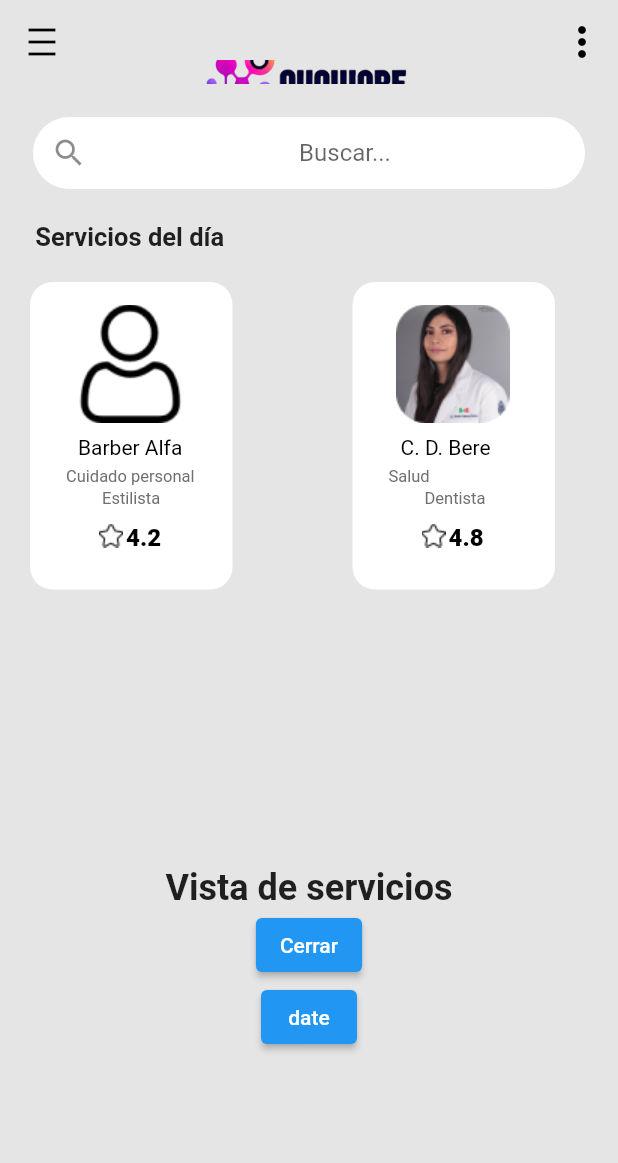
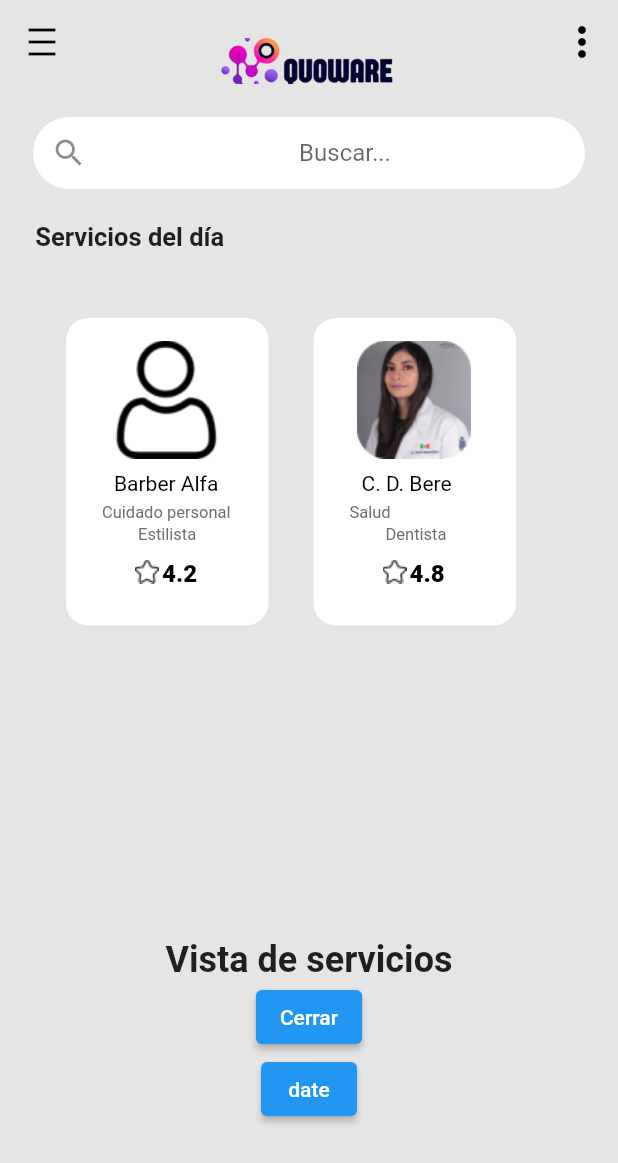
Before and after one commit to Francisco-Escobar99/proyecto_servicios, a Flutter app: the ViewMainCustomer screen opened directly, on a phone screen of 412 x 824 dp. Shown: the top 1163 px of the screen. Run offline on Flutter 3.47's test engine with Material 2 defaults, Android fonts, the phone set to English and light mode, and no system bars; our stand-ins replace cached_network_image, carousel_slider, hexcolor, image_picker; network calls fail; Roboto replaces fonts that are missing (Heebo, istok_web).

Commit message:
fix version 1.3

```diff
--- a/lib/features/authentication/pages/profile/Customer/app_barCustomer.dart
+++ b/lib/features/authentication/pages/profile/Customer/app_barCustomer.dart
@@ -60,9 +60,9 @@ class _CustomAppBarState extends State<CustomAppBar> {
       flexibleSpace: Align(
         alignment: Alignment.center,
         child: SizedBox(
-          width: 140,
+          width: 120,
           child: Padding(
-            padding: const EdgeInsets.only(top: 40),
+            padding: const EdgeInsets.only(top: 25),
             child: Image.asset(
               'assets/logoL.png',
               fit: BoxFit.cover,
--- a/lib/features/authentication/pages/profile/Customer/view_main_customer.dart
+++ b/lib/features/authentication/pages/profile/Customer/view_main_customer.dart
@@ -1,4 +1,5 @@
 import 'package:flutter/material.dart';
+import 'package:proyecto_movil/features/authentication/pages/profile/Provider_/business_view.dart';
 import 'app_barCustomer.dart';
 import '../../login/login_welcome.dart';
 import '../Customer/date.dart';
@@ -59,18 +60,20 @@ class ViewMainCustomer extends StatelessWidget {
             ),
           ),
           Padding(
-            padding: const EdgeInsets.all(20),
+            padding: const EdgeInsets.all(44),
             child: Row(
               children: [
-                buildServiceWidget(
+                buildServiceButton(
+                  context,
                   'User.png',
                   'Barber Alfa',
                   'Cuidado personal',
                   'Estilista',
                   '4.2',
                 ),
-                const SizedBox(width: 80),
-                buildServiceWidget(
+                const SizedBox(width: 30),
+                buildServiceButton(
+                  context,
                   'User2.png',
                   'C. D. Bere',
                   'Salud',
@@ -127,14 +130,23 @@ class ViewMainCustomer extends StatelessWidget {
     );
   }
 
-  Widget buildServiceWidget(
+  Widget buildServiceButton(
+    BuildContext context,
     String imageName,
     String title,
     String category,
     String role,
     String rating,
   ) {
-    return SizedBox(
+    return InkWell(
+      onTap: () {
+        // Navegar a la otra vista aquí
+        Navigator.push(
+          context,
+          MaterialPageRoute(builder: (context) => BusinessView()),
+        );
+      },
+      child: SizedBox(
         width: 135,
         height: 205,
         child: Stack(
@@ -239,6 +251,7 @@ class ViewMainCustomer extends StatelessWidget {
             ),
           ],
         ),
+      ),
     );
   }
 }
--- a/lib/features/authentication/pages/profile/Provider_/app_barProvider.dart
+++ b/lib/features/authentication/pages/profile/Provider_/app_barProvider.dart
@@ -60,9 +60,9 @@ class _provider_appbarState extends State<provider_appbar> {
       flexibleSpace: Align(
         alignment: Alignment.center,
         child: SizedBox(
-          width: 140,
+          width: 120,
           child: Padding(
-            padding: const EdgeInsets.only(top: 40),
+            padding: const EdgeInsets.only(top: 25),
             child: Image.asset(
               'assets/logoL.png',
               fit: BoxFit.cover,
--- a/pubspec.yaml
+++ b/pubspec.yaml
@@ -39,6 +39,8 @@ dependencies:
   http: ^1.1.0
   intl: ^0.18.1
   image_picker: ^1.0.1
+  carousel_slider: ^4.2.1
+  cached_network_image: ^3.2.3
 
 dev_dependencies:
   flutter_test:
```
Also changed, not shown: lib/features/authentication/pages/profile/Provider_/business_view.dart (added, +138 -0 lines), pubspec.lock, 1 other file. Lines whose indentation alone changed are shown as unchanged.
